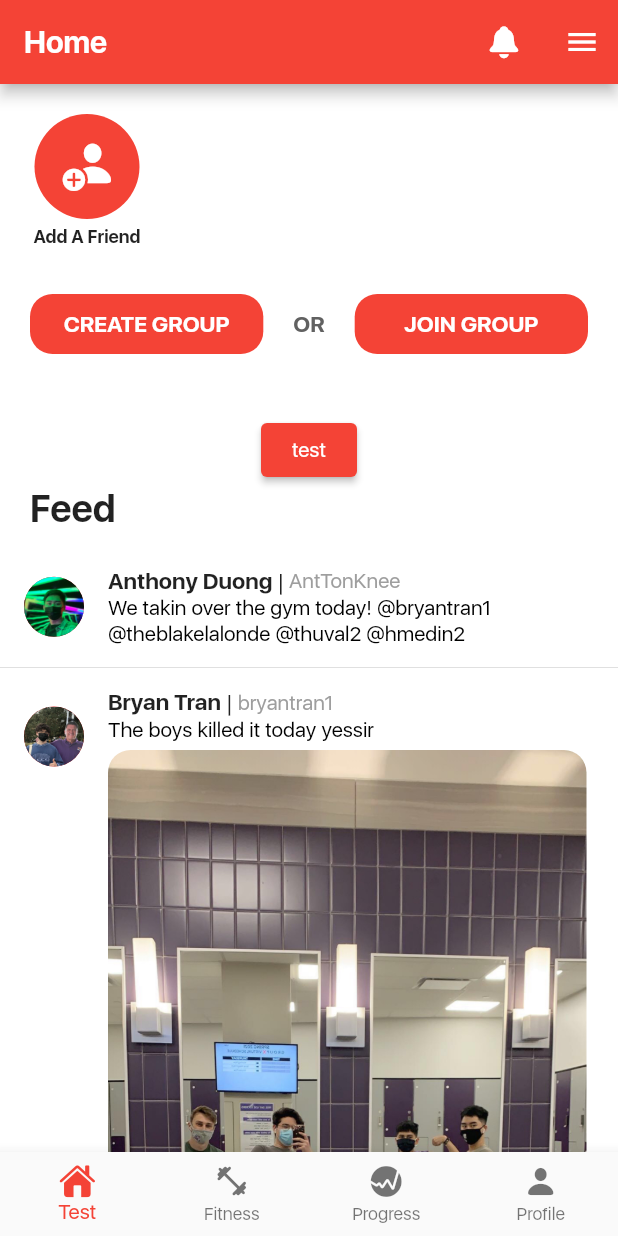
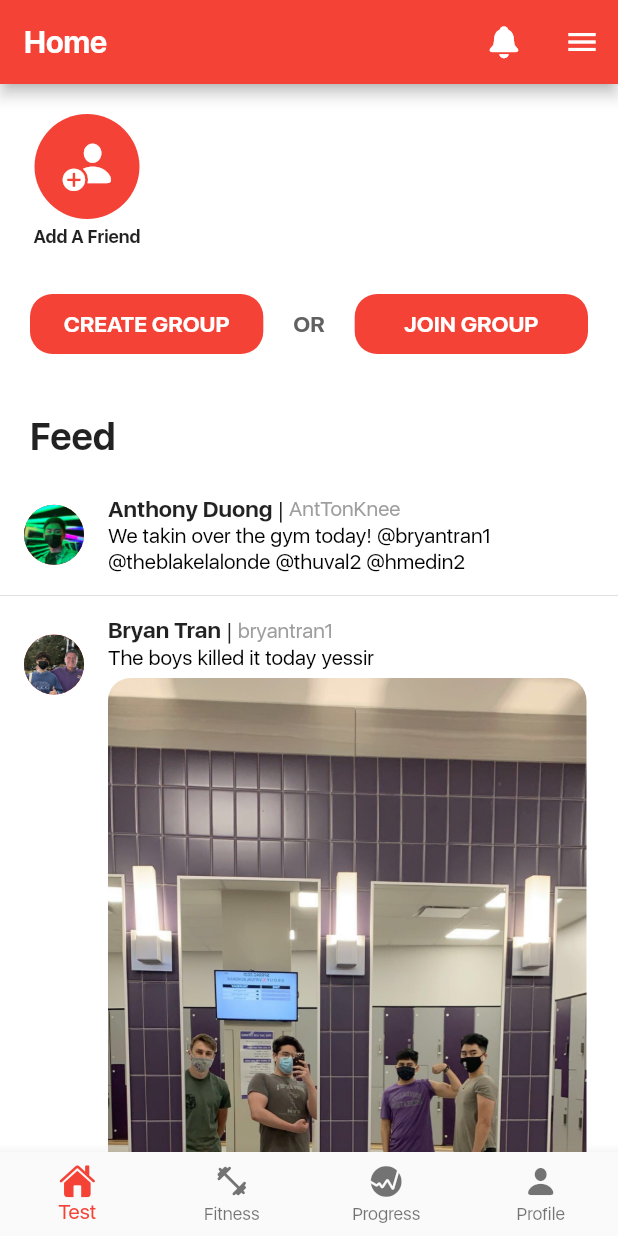
Before and after one commit to TrevorHuval/Mog, a Flutter app: the screen it shows once a user with an empty profile is signed in, on a phone screen of 412 x 824 dp. Run offline on Flutter 3.47's test engine with Material 2 defaults, Android fonts, the phone set to English and light mode, and no system bars; our stand-ins replace cloud_firestore, firebase_auth, firebase_core, firebase_storage, fl_chart, image_picker and 5 more; missing offline and left inert: cloud_firestore_web, firebase_auth_web, firebase_core_web, firebase_database_web, firebase_storage_web, image_picker_for_web; accounts and stored records are empty; project files that could hold a hidden picture were left out.

Commit message:
Add files via upload

```diff
--- a/lib/screens/home.dart
+++ b/lib/screens/home.dart
@@ -139,12 +139,6 @@ class _Home extends State<Home> {
                               )
                             : groupPreview(uidForGroup: uid),
                         SizedBox(height: 20),
-                        ElevatedButton(
-                            onPressed: () {
-                              UserService(uid: uid).addExercise(
-                                  "11_22_2021", "bench press", 7, 15, 500);
-                            },
-                            child: Text("test")),
                         Container(
                           alignment: Alignment.centerLeft,
                           margin: EdgeInsets.fromLTRB(20, 0, 0, 0),
```
